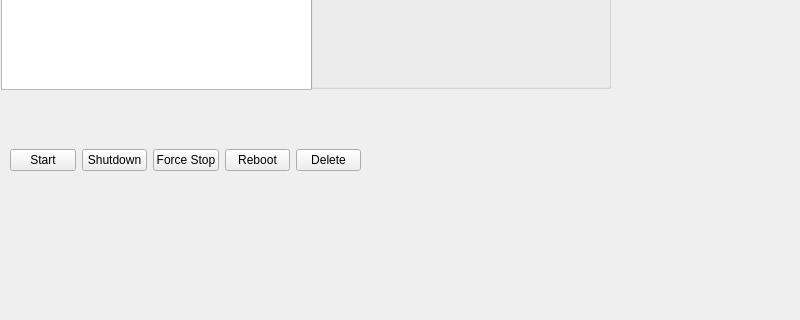
This is yakumo-gui/mainwindow.ui in 3shouo/yakumo as Qt 5 draws it before an edit; both pictures show x 0 to 800 and y 162 to 482 of the 800 by 600 pixel window. The edited form follows.
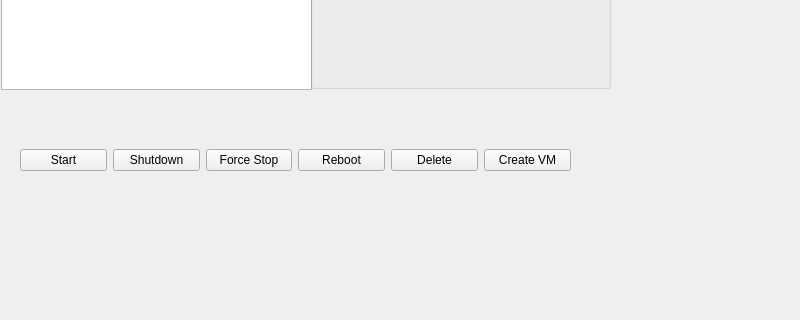
This is the edited form.

Commit message: Add GUI flow for VM creation

The edit to the form file:
```diff
--- a/yakumo-gui/mainwindow.ui
+++ b/yakumo-gui/mainwindow.ui
@@ -57,9 +57,9 @@
    <widget class="QWidget" name="widget" native="true">
     <property name="geometry">
      <rect>
-      <x>10</x>
+      <x>20</x>
       <y>300</y>
-      <width>351</width>
+      <width>551</width>
       <height>45</height>
      </rect>
     </property>
@@ -101,6 +101,13 @@
          </property>
         </widget>
        </item>
+       <item>
+        <widget class="QPushButton" name="createButton">
+         <property name="text">
+          <string>Create VM</string>
+         </property>
+        </widget>
+       </item>
       </layout>
      </item>
     </layout>
```
Left out of the diff: 2 changed lines with no effect on the pictures. The commit also changes 3 other files.
